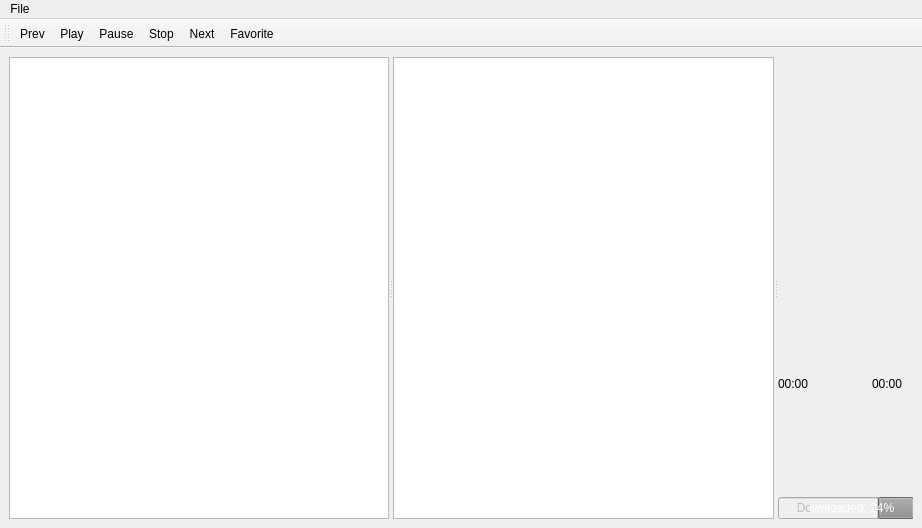
Qt form desktop.ui (hrw/modland-player) before a commit.
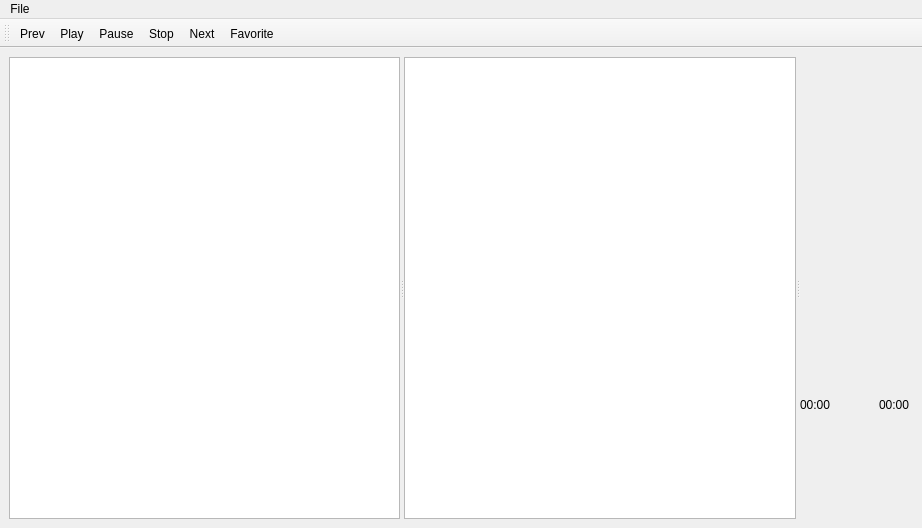
The same form after that commit. Custom widgets are drawn as their Qt base class.

Commit message: removed QProgressBar in favour of QProgressDialog

What changed in the file:
```diff
--- a/desktop.ui
+++ b/desktop.ui
@@ -22,7 +22,7 @@
       </property>
       <widget class="QListWidget" name="AuthorsList"/>
       <widget class="QListWidget" name="SongsList"/>
-      <widget class="QWidget" name="">
+      <widget class="QWidget" name="layoutWidget">
        <layout class="QVBoxLayout" name="verticalLayout">
         <item>
          <widget class="QLabel" name="TitleLabel">
@@ -52,32 +52,6 @@
           </item>
          </layout>
         </item>
-        <item>
-         <layout class="QHBoxLayout" name="horizontalLayout">
-          <item>
-           <widget class="QProgressBar" name="progressBar">
-            <property name="enabled">
-             <bool>false</bool>
-            </property>
-            <property name="value">
-             <number>24</number>
-            </property>
-            <property name="textVisible">
-             <bool>true</bool>
-            </property>
-            <property name="orientation">
-             <enum>Qt::Horizontal</enum>
-            </property>
-            <property name="invertedAppearance">
-             <bool>true</bool>
-            </property>
-            <property name="format">
-             <string>Downloaded: %p%</string>
-            </property>
-           </widget>
-          </item>
-         </layout>
-        </item>
        </layout>
       </widget>
      </widget>
```
The commit also changes 4 other files.
